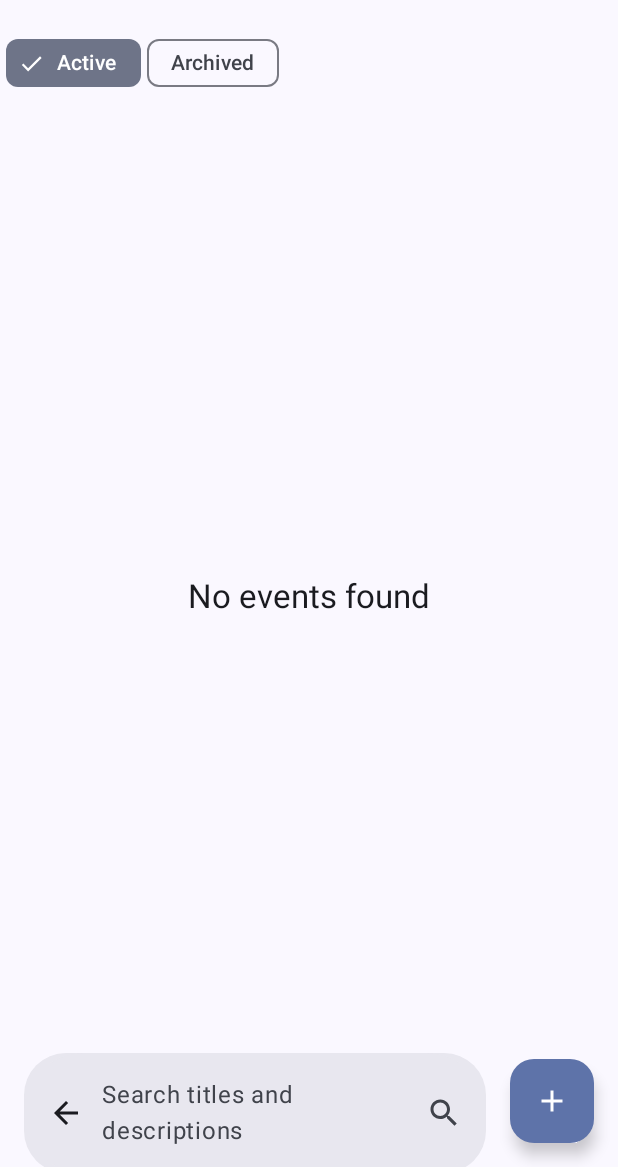
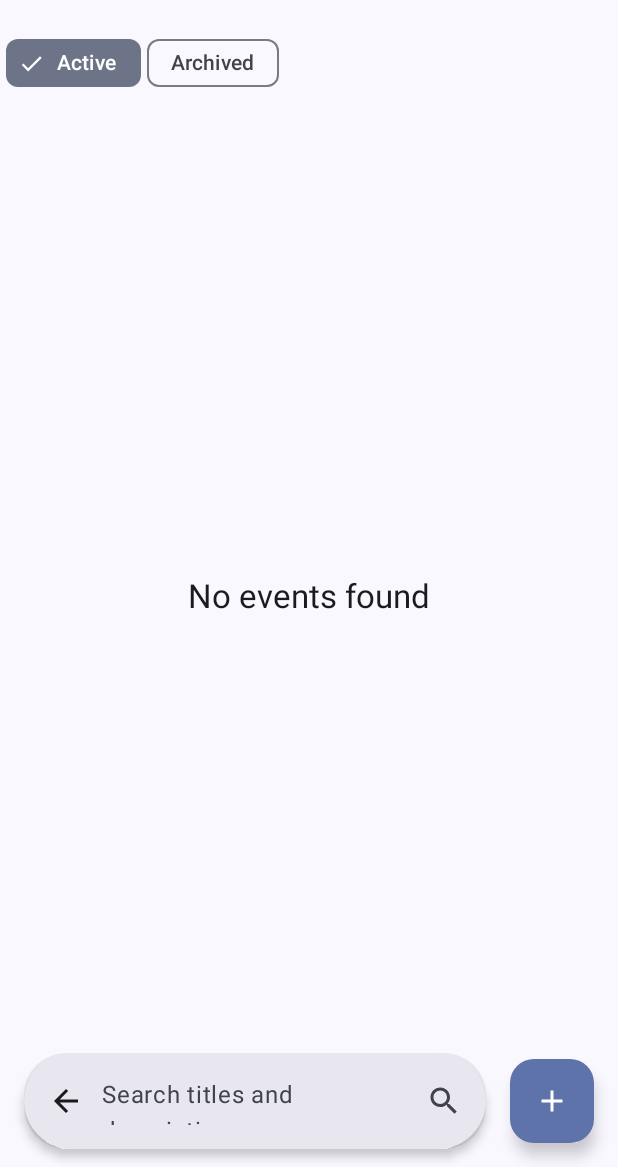
Before and after one commit to ossalali/Days-Remaining, an Android app built with Jetpack Compose: the screen it shows after launch (MainActivity), on a phone screen of 412 x 824 dp, the part 69-1236 px from its top. Run offline under Robolectric (Android 15) with nearby library versions, the light colour scheme and no system bars; our stand-ins replace Dagger/Hilt's generated code, Material 3 Expressive styles (plain Material 3 is drawn), Navigation 3, Room's generated code; 3 statements that could not run were skipped.

Commit message:
feat(UI): Add status bar gradient and improve search bar aesthetics
- Implemented a gradient behind the status bar in `MainActivity` for a smoother visual transition.
- Applied a shadow to the `EventSearchBar` and adjusted its padding for better visual separation.
- Ensured `EventListScreen` and `MainScreen` have transparent backgrounds to allow the status bar gradient to be visible.
- Added `imePadding` to `EventListScreen` to prevent the keyboard from overlapping UI elements.

```diff
--- a/app/src/main/java/com/ossalali/daysremaining/MainActivity.kt
+++ b/app/src/main/java/com/ossalali/daysremaining/MainActivity.kt
@@ -4,7 +4,17 @@
 import androidx.activity.ComponentActivity
 import androidx.activity.compose.setContent
 import androidx.activity.enableEdgeToEdge
+import androidx.compose.foundation.Canvas
+import androidx.compose.foundation.layout.WindowInsets
+import androidx.compose.foundation.layout.fillMaxSize
+import androidx.compose.foundation.layout.statusBars
+import androidx.compose.material3.MaterialTheme
 import androidx.compose.runtime.Composable
+import androidx.compose.ui.Modifier
+import androidx.compose.ui.geometry.Size
+import androidx.compose.ui.graphics.Brush
+import androidx.compose.ui.graphics.Color
+import androidx.compose.ui.platform.LocalDensity
 import androidx.compose.ui.tooling.preview.Preview
 import com.ossalali.daysremaining.presentation.ui.MainScreen
 import dagger.hilt.android.AndroidEntryPoint
@@ -12,11 +22,40 @@
 @AndroidEntryPoint
 class MainActivity : ComponentActivity() {
     override fun onCreate(savedInstanceState: Bundle?) {
-        enableEdgeToEdge()
         super.onCreate(savedInstanceState)
 
-        setContent { MyAppTheme { MainScreen() } }
+        enableEdgeToEdge()
+
+        setContent {
+            MyAppTheme { MainScreen() }
+            StatusBarProtection()
+        }
     }
+}
+
+@Composable
+private fun StatusBarProtection(
+  color: Color = MaterialTheme.colorScheme.surfaceContainer,
+  heightProvider: () -> Float = calculateGradientHeight(),
+) {
+
+    Canvas(Modifier.fillMaxSize()) {
+        val calculatedHeight = heightProvider()
+        val gradient =
+          Brush.verticalGradient(
+            colors = listOf(color.copy(alpha = 1f), color.copy(alpha = .8f), Color.Transparent),
+            startY = 0f,
+            endY = calculatedHeight,
+          )
+        drawRect(brush = gradient, size = Size(size.width, calculatedHeight))
+    }
+}
+
+@Composable
+fun calculateGradientHeight(): () -> Float {
+    val statusBars = WindowInsets.statusBars
+    val density = LocalDensity.current
+    return { statusBars.getTop(density).times(1.2f) }
 }
 
 @Preview(showBackground = true)
--- a/app/src/main/java/com/ossalali/daysremaining/presentation/ui/EventListScreen.kt
+++ b/app/src/main/java/com/ossalali/daysremaining/presentation/ui/EventListScreen.kt
@@ -1,5 +1,6 @@
 package com.ossalali.daysremaining.presentation.ui
 
+import androidx.compose.foundation.background
 import androidx.compose.foundation.border
 import androidx.compose.foundation.layout.Arrangement
 import androidx.compose.foundation.layout.Column
@@ -127,7 +128,7 @@
       }
 
     Scaffold(
-      modifier = Modifier.padding(paddingValues),
+      modifier = Modifier.padding(paddingValues).imePadding().background(Color.Transparent),
       topBar = {
           Row(
             modifier = Modifier.fillMaxWidth().padding(horizontal = Dimensions.quarter),
@@ -196,7 +197,6 @@
           BottomAppBar(
             containerColor = Color.Transparent,
             tonalElevation = 0.dp,
-            modifier = Modifier.imePadding(),
             contentPadding = PaddingValues(0.dp),
           ) {
               EventSearchBar(
@@ -208,6 +208,7 @@
                     .padding(
                       start = Dimensions.default,
                       end = if (showFab) 72.dp + Dimensions.default else Dimensions.default,
+                      bottom = Dimensions.default,
                     ),
               )
           }
--- a/app/src/main/java/com/ossalali/daysremaining/presentation/ui/EventSearchBar.kt
+++ b/app/src/main/java/com/ossalali/daysremaining/presentation/ui/EventSearchBar.kt
@@ -1,6 +1,7 @@
 package com.ossalali.daysremaining.presentation.ui
 
 import androidx.compose.foundation.clickable
+import androidx.compose.foundation.shape.CircleShape
 import androidx.compose.material.icons.Icons
 import androidx.compose.material.icons.automirrored.filled.ArrowBack
 import androidx.compose.material.icons.filled.Search
@@ -16,10 +17,12 @@
 import androidx.compose.runtime.remember
 import androidx.compose.runtime.setValue
 import androidx.compose.ui.Modifier
+import androidx.compose.ui.draw.shadow
 import androidx.compose.ui.focus.FocusRequester
 import androidx.compose.ui.focus.focusRequester
 import androidx.compose.ui.platform.LocalSoftwareKeyboardController
 import androidx.compose.ui.tooling.preview.Preview
+import androidx.compose.ui.unit.dp
 
 /** Simple search bar component without animation logic */
 @OptIn(ExperimentalMaterial3Api::class)
@@ -51,7 +54,7 @@
             trailingIcon = {
                 Icon(imageVector = Icons.Default.Search, contentDescription = "Search")
             },
-            modifier = Modifier.focusRequester(focusRequester),
+            modifier = Modifier.focusRequester(focusRequester).shadow(4.dp, shape = CircleShape),
           )
       },
       expanded = false,
--- a/app/src/main/java/com/ossalali/daysremaining/presentation/ui/MainScreen.kt
+++ b/app/src/main/java/com/ossalali/daysremaining/presentation/ui/MainScreen.kt
@@ -8,6 +8,7 @@
 import androidx.compose.animation.slideInHorizontally
 import androidx.compose.animation.slideOutHorizontally
 import androidx.compose.animation.togetherWith
+import androidx.compose.foundation.background
 import androidx.compose.foundation.layout.PaddingValues
 import androidx.compose.material.icons.Icons
 import androidx.compose.material.icons.automirrored.filled.ArrowBack
@@ -27,7 +28,9 @@
 import androidx.compose.runtime.collectAsState
 import androidx.compose.runtime.getValue
 import androidx.compose.runtime.remember
+import androidx.compose.ui.Modifier
 import androidx.compose.ui.focus.FocusRequester
+import androidx.compose.ui.graphics.Color
 import androidx.hilt.navigation.compose.hiltViewModel
 import androidx.navigation3.runtime.entry
 import androidx.navigation3.runtime.entryProvider
@@ -159,6 +162,7 @@
 ) {
     val focusRequester = remember { FocusRequester() }
     Scaffold(
+      modifier = Modifier.background(Color.Transparent),
       topBar = {
           CenterAlignedTopAppBar(
             title = { Text(title) },
```
